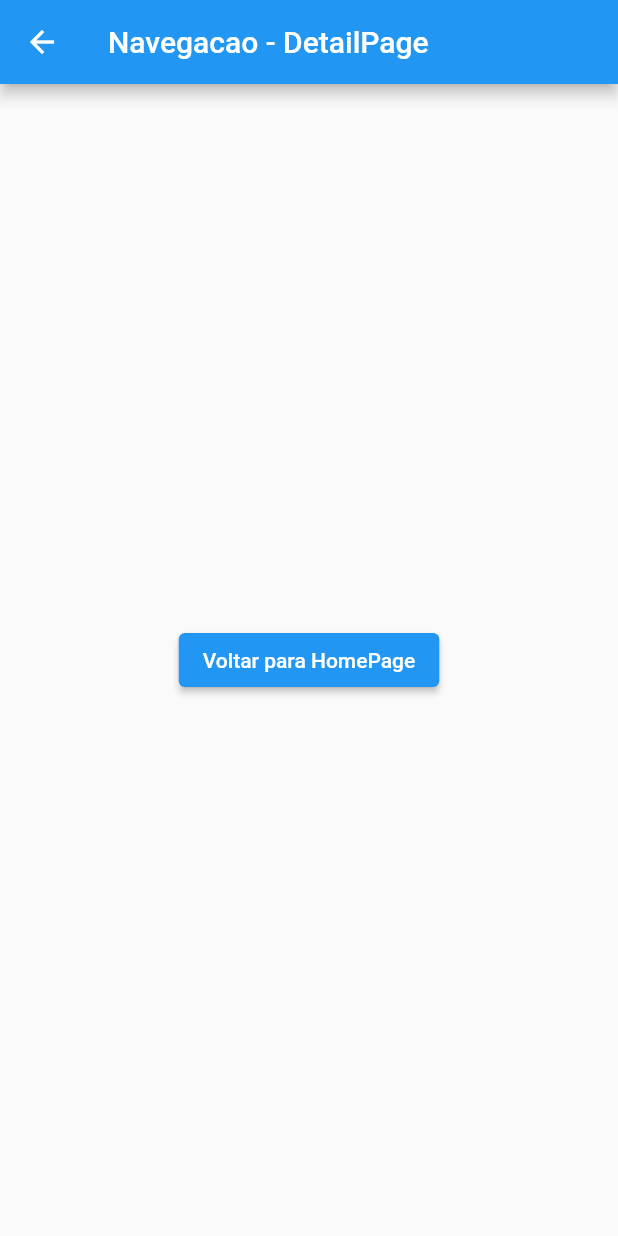
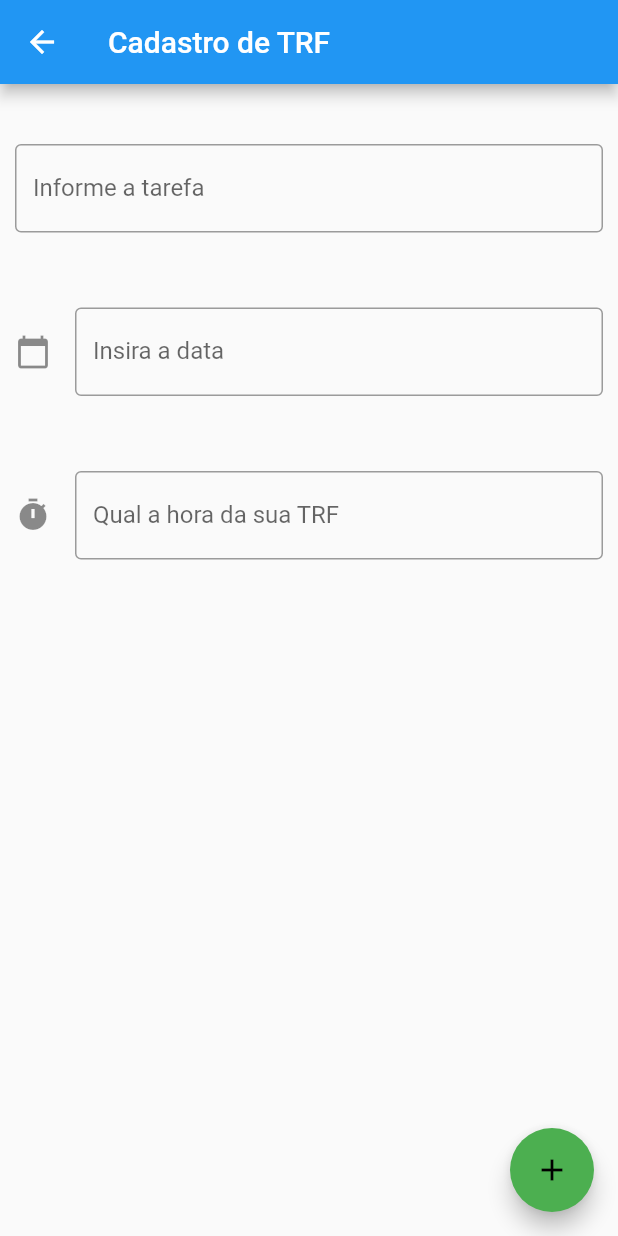
Before and after one commit to vinitessele/ListToTRF, a Flutter app: the screen it shows after launch, in the side drawer, after a tap on "Adicionar TRF", on a phone screen of 412 x 824 dp. Run offline on Flutter 3.47's test engine with Material 2 defaults, Android fonts, the light colour scheme and no system bars; our stand-ins replace table_calendar.

Commit message:
alteraçoes

```diff
--- a/lib/cadastroTask.dart
+++ b/lib/cadastroTask.dart
@@ -1,24 +1,130 @@
 import 'package:flutter/material.dart';
-class cadastriTask extends StatefulWidget {
+import 'package:intl/intl.dart';
+import 'package:table_calendar/table_calendar.dart';
+
+
+class cadastroTask extends StatefulWidget {
   @override
-  _cadastriTaskState createState() => _cadastriTaskState();
+  _cadastroTaskState createState() => _cadastroTaskState();
 }
 
-class _cadastriTaskState extends State<cadastriTask> {
+class _cadastroTaskState extends State<cadastroTask> {
+  TextEditingController _descricaoController = TextEditingController();
+  TextEditingController _dateInput = TextEditingController();
+  TextEditingController _timeinput = TextEditingController();
+  List<Task> listaTask = [];
   @override
   Widget build(BuildContext context) {
     return Scaffold(
       appBar: AppBar(
-        title: const Text('Navegacao - DetailPage'),
+        title: const Text('Cadastro de TRF'),
       ),
-      body: Center(
-        child: ElevatedButton(
-          onPressed: () {
-            Navigator.pop(context);
-          },
-          child: const Text('Voltar para HomePage'),
+      body: Stack(
+        children: <Widget>[
+          ListView(children: <Widget>[
+            sizedBox(),
+            fieldDescricaoTRF(),
+            sizedBox(),
+            fieldDataTRF(),
+            sizedBox(),
+            fieldHoraTRF(),
+          ])
+        ],
+      ),
+      floatingActionButton: FloatingActionButton(
+        backgroundColor: Colors.green,
+        foregroundColor: Colors.black,
+        onPressed: () {
+          addListaTRF(
+              _descricaoController.text, _dateInput.text, _timeinput.text);
+        },
+        child: Icon(Icons.add),
+      ),
+    );
+  }
+
+  Widget sizedBox() {
+    return SizedBox(
+      height: 30,
+    );
+  }
+
+  Widget fieldDescricaoTRF() {
+    return Container(
+      padding: const EdgeInsets.all(10),
+      child: TextField(
+        controller: _descricaoController,
+        keyboardType: TextInputType.text,
+        decoration: const InputDecoration(
+          border: OutlineInputBorder(),
+          labelText: 'Informe a tarefa',
         ),
       ),
     );
   }
+
+  Widget fieldDataTRF() {
+    return Container(
+      padding: const EdgeInsets.all(10),
+      child: TextField(
+        controller: _dateInput,
+        decoration: InputDecoration(
+            border: OutlineInputBorder(),
+            icon: Icon(Icons.calendar_today),
+            labelText: "Insira a data"),
+        readOnly: true,
+        onTap: () async {
+          DateTime? pickedDate = await showDatePicker(
+              context: context,
+              initialDate: DateTime.now(),
+              firstDate: DateTime(1950),
+              lastDate: DateTime(2100));
+          if (pickedDate != null) {
+            String formattedDate = DateFormat('dd/MM/yyyy').format(pickedDate);
+            setState(() {
+              _dateInput.text = formattedDate;
+            });
+          }
+        },
+      ),
+    );
+  }
+
+  Widget fieldHoraTRF() {
+    return Container(
+      padding: const EdgeInsets.all(10),
+      child: TextField(
+        controller: _timeinput,
+        decoration: const InputDecoration(
+            border: OutlineInputBorder(),
+            icon: Icon(Icons.timer),
+            labelText: "Qual a hora da sua TRF"),
+        readOnly: true,
+        onTap: () async {
+          TimeOfDay? pickedTime = await showTimePicker(
+            initialTime: TimeOfDay.now(),
+            context: context,
+          );
+          if (pickedTime != null) {
+            setState(() {
+              _timeinput.text =  pickedTime.format(context);
+            });
+          }
+        },
+      ),
+    );
+  }
+
+  void addListaTRF(String descricao, String data, String hora) {
+    Task t = Task(descricao, data, hora);
+    listaTask.add(t);
+  }
 }
+
+class Task {
+  String descricao;
+  String data;
+  String hora;
+
+  Task(this.descricao, this.data, this.hora);
+}
--- a/lib/main.dart
+++ b/lib/main.dart
@@ -38,7 +38,7 @@ class MyHome extends StatelessWidget {
               trailing: Icon(Icons.arrow_forward),
               onTap: () {
                 Navigator.push(
-                    context, MaterialPageRoute(builder: (context) => cadastriTask()));
+                    context, MaterialPageRoute(builder: (context) => cadastroTask()));
               },
             ),
             ListTile(
@@ -53,7 +53,7 @@ class MyHome extends StatelessWidget {
         ),
       ),
       appBar: AppBar(
-        title: const Text('Lista de TRFs'),
+        title: const Text('App Lista de TRFs'),
       ),
       body: Center(child: Image.asset("assets/images/fundo.png")),
     );
--- a/pubspec.yaml
+++ b/pubspec.yaml
@@ -30,8 +30,8 @@ environment:
 dependencies:
   flutter:
     sdk: flutter
-
-
+  intl: ^0.18.0
+  table_calendar: ^3.0.9
   # The following adds the Cupertino Icons font to your application.
   # Use with the CupertinoIcons class for iOS style icons.
   cupertino_icons: ^1.0.2
```
Also changed, not shown: pubspec.lock.
